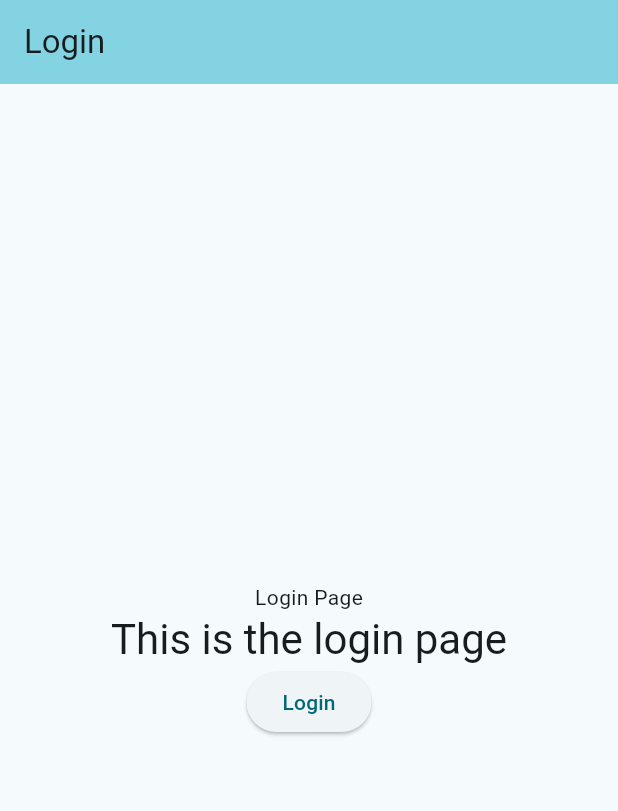
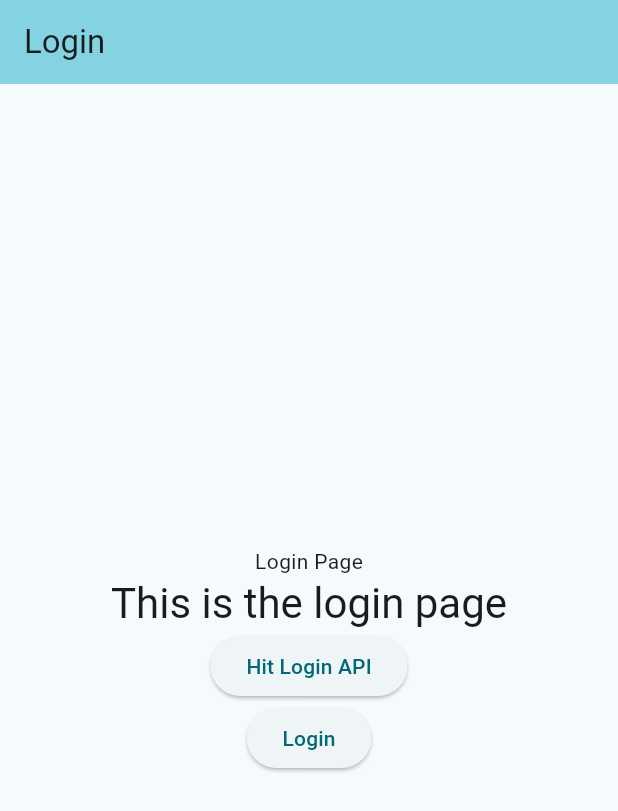
Before and after one commit to juliusyam/patient-analytics_flutter, a Flutter app: the screen it shows after launch, on a phone screen of 412 x 824 dp. Shown: the top 811 px of the screen. Run offline on Flutter 3.47's test engine with Material 3 defaults, Android fonts, the phone set to English and light mode, and no system bars; our stand-ins replace get.

Commit message:
Successful implementation of Login API and ApiService class

```diff
--- a/lib/main.dart
+++ b/lib/main.dart
@@ -36,7 +36,7 @@ class MyApp extends StatelessWidget {
               colorScheme: ColorScheme.fromSeed(seedColor: Colors.cyan),
               useMaterial3: true,
             ),
-            home: const LoginPage(),
+            home: LoginPage(),
           );
         }
       },
--- /dev/null
+++ b/lib/models/auth/login_payload.dart
@@ -0,0 +1,14 @@
+import 'dart:convert';
+
+class LoginPayload {
+  LoginPayload(this.username, this.password);
+  String username = '';
+  String password = '';
+
+  String toJson() {
+    return jsonEncode({
+      'username': username,
+      'password': password,
+    });
+  }
+}
--- /dev/null
+++ b/lib/models/auth/login_response.dart
@@ -0,0 +1,19 @@
+import 'dart:convert';
+
+class LoginResponse {
+  final String token;
+  final String refreshToken;
+
+  const LoginResponse({required this.token, required this.refreshToken});
+
+  factory LoginResponse.fromJson(Map<String, dynamic> responseBody) {
+    return switch (responseBody) {
+      {
+        'token': String token,
+        'refreshToken': String refreshToken,
+      } =>
+        LoginResponse(token: token, refreshToken: refreshToken),
+      _ => throw const FormatException('Failed to load album.'),
+    };
+  }
+}
--- /dev/null
+++ b/lib/services/api_service.dart
@@ -0,0 +1,42 @@
+import 'dart:convert';
+
+import 'package:get/get.dart';
+import 'package:patient_analytics_flutter/models/auth/login_payload.dart';
+import 'package:patient_analytics_flutter/models/auth/login_response.dart';
+
+class ApiService extends GetConnect {
+  final String? token;
+  ApiService({ required this.token });
+
+  @override
+  void onInit() {
+    httpClient.baseUrl = 'http://localhost:8080/api';
+
+    httpClient.addRequestModifier<void>((request) async {
+      if (token != null) {
+        request.headers['Authorization'] = 'Bearer $token';
+        request.headers['Content-Type'] = 'application/json';
+      }
+      return request;
+    });
+  }
+
+  Future<LoginResponse?> login(LoginPayload payload) async {
+    try {
+      final response = await httpClient.post('/auth/login', body: payload.toJson());
+
+      if (response.statusCode == 200) {
+        final convertedBody = LoginResponse.fromJson(response.body);
+        print('Token: ${convertedBody.token}');
+        print('RefreshToken: ${convertedBody.token}');
+        return convertedBody;
+      } else {
+        throw Exception('Failed to convert');
+      }
+
+    } catch (e) {
+      print('API call failed: $e');
+      return null;
+    }
+  }
+}
--- a/lib/views/dashboard.dart
+++ b/lib/views/dashboard.dart
@@ -1,5 +1,6 @@
 import 'package:flutter/material.dart';
 import 'package:patient_analytics_flutter/providers/user_provider.dart';
+import 'package:patient_analytics_flutter/services/api_service.dart';
 import 'package:provider/provider.dart';
 
 class DashboardPage extends StatefulWidget {
@@ -11,6 +12,8 @@ class DashboardPage extends StatefulWidget {
 
 class _DashboardPageState extends State<DashboardPage> {
   int _counter = 0;
+
+  final ApiService _apiService = ApiService(token: 'token');
 
   void _incrementCounter() {
     setState(() {
--- a/lib/views/login.dart
+++ b/lib/views/login.dart
@@ -1,9 +1,15 @@
 import 'package:flutter/material.dart';
+import 'package:patient_analytics_flutter/models/auth/login_payload.dart';
 import 'package:patient_analytics_flutter/providers/user_provider.dart';
 import 'package:provider/provider.dart';
+import 'package:get/get.dart';
+
+import '../services/api_service.dart';
 
 class LoginPage extends StatelessWidget {
-  const LoginPage({super.key});
+  LoginPage({super.key});
+
+  final ApiService _apiService = Get.put(ApiService(token: null));
 
   @override
   Widget build(BuildContext context) {
@@ -24,6 +30,11 @@ class LoginPage extends StatelessWidget {
               ),
               ElevatedButton(
                   onPressed: () {
+                    _apiService.login(LoginPayload('juliusyam_superadmin', 'GodSaveTheQueen123!'));
+                  },
+                  child: const Text('Hit Login API')),
+              ElevatedButton(
+                  onPressed: () {
                     user.updateUser('Token exists now');
                   },
                   child: const Text('Login')),
--- a/pubspec.yaml
+++ b/pubspec.yaml
@@ -31,6 +31,7 @@ dependencies:
   flutter:
     sdk: flutter
   provider: 6.1.2
+  get: 4.6.6
 
 
   # The following adds the Cupertino Icons font to your application.
```
Also changed, not shown: lib/models/user.dart (added), pubspec.lock.
